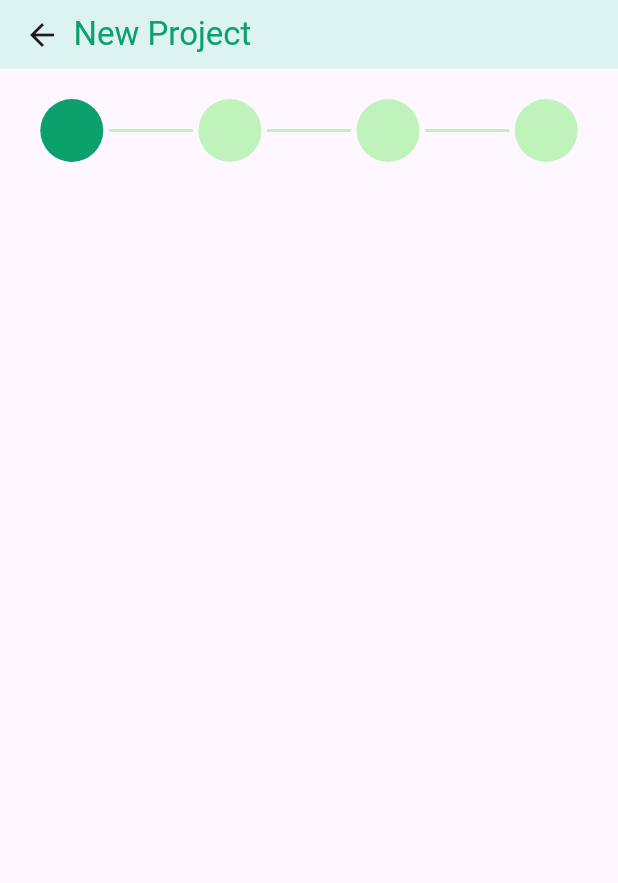
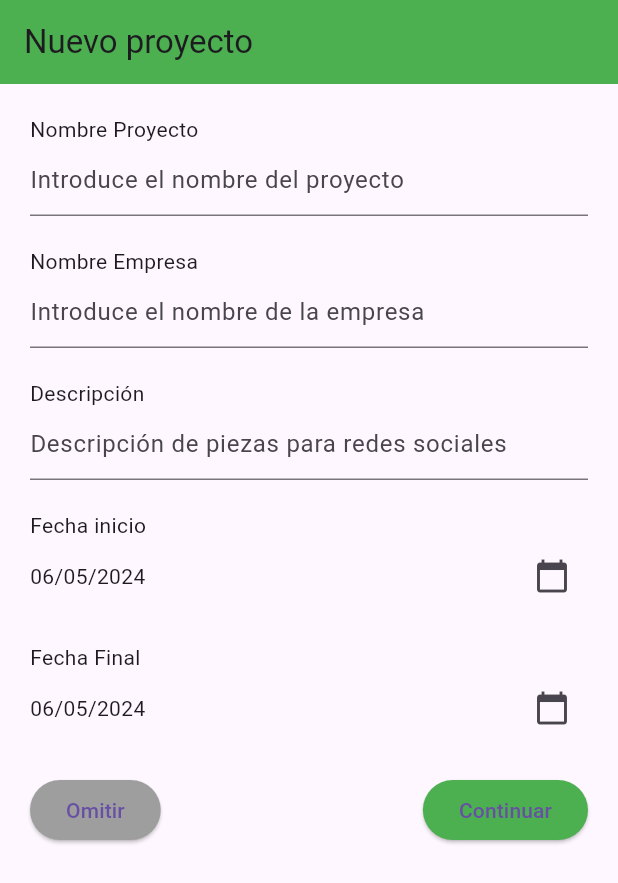
Before and after one commit to salo368/Mobile-Project-Final, a Flutter app: the screen it shows after launch, on a phone screen of 412 x 824 dp. Shown: the top 883 px of the screen. Run offline on Flutter 3.47's test engine with Material 3 defaults, Android fonts, the phone set to English and light mode, and no system bars; our stand-ins replace get.

Commit message:
new project page is working

```diff
--- a/lib/ui/projects/new_project_page.dart
+++ b/lib/ui/projects/new_project_page.dart
@@ -1,39 +1,115 @@
 import 'package:flutter/material.dart';
-import 'package:get/get.dart';
-import 'project_stages_widget.dart';
+import 'package:intl/intl.dart';
 
 class NewProjectPage extends StatefulWidget {
-  const NewProjectPage({Key? key}) : super(key: key);
+  const NewProjectPage({super.key});
 
   @override
-  State<NewProjectPage> createState() => _NewProjectPageState();
+  // ignore: library_private_types_in_public_api
+  _NewProjectPageState createState() => _NewProjectPageState();
 }
 
 class _NewProjectPageState extends State<NewProjectPage> {
+  DateTime startDate = DateTime.now();
+  DateTime endDate = DateTime.now();
+
+  Future<void> _selectDate(BuildContext context, bool isStart) async {
+    final DateTime? picked = await showDatePicker(
+      context: context,
+      initialDate: isStart ? startDate : endDate,
+      firstDate: DateTime(2000),
+      lastDate: DateTime(2025),
+    );
+    if (picked != null) {
+      setState(() {
+        if (isStart) {
+          startDate = picked;
+        } else {
+          endDate = picked;
+        }
+      });
+    }
+  }
+
   @override
   Widget build(BuildContext context) {
     return Scaffold(
       appBar: AppBar(
-        backgroundColor: const Color.fromARGB(255, 228, 255, 245),
-        elevation: 2,
-        title: const Text(
-          "New Project",
-          style: TextStyle(
-            color: Color(0xFF0CA06C),
-            fontFamily: 'Roboto',
-            fontSize: 22,
-          ),
-        ),
-        toolbarHeight: 46,
-        titleSpacing: -7, // Ajusta el margen izquierdo del título
-        leading: IconButton(
-          icon: const Icon(Icons.arrow_back),
-          onPressed: () {
-            Get.toNamed("/projectsPage");
-          },
+        title: const Text('Nuevo proyecto'),
+        backgroundColor: Colors.green,
+      ),
+      body: SingleChildScrollView(
+        padding: const EdgeInsets.all(20),
+        child: Column(
+          crossAxisAlignment: CrossAxisAlignment.start,
+          children: <Widget>[
+            const Text('Nombre Proyecto'),
+            TextFormField(
+              decoration: const InputDecoration(
+                hintText: 'Introduce el nombre del proyecto',
+              ),
+            ),
+            const SizedBox(height: 20),
+            const Text('Nombre Empresa'),
+            TextFormField(
+              decoration: const InputDecoration(
+                hintText: 'Introduce el nombre de la empresa',
+              ),
+            ),
+            const SizedBox(height: 20),
+            const Text('Descripción'),
+            TextFormField(
+              decoration: const InputDecoration(
+                hintText: 'Descripción de piezas para redes sociales',
+              ),
+            ),
+            const SizedBox(height: 20),
+            const Text('Fecha inicio'),
+            Row(
+              mainAxisAlignment: MainAxisAlignment.spaceBetween,
+              children: [
+                Text(DateFormat('dd/MM/yyyy').format(startDate)),
+                IconButton(
+                  icon: const Icon(Icons.calendar_today),
+                  onPressed: () => _selectDate(context, true),
+                ),
+              ],
+            ),
+            const SizedBox(height: 20),
+            const Text('Fecha Final'),
+            Row(
+              mainAxisAlignment: MainAxisAlignment.spaceBetween,
+              children: [
+                Text(DateFormat('dd/MM/yyyy').format(endDate)),
+                IconButton(
+                  icon: const Icon(Icons.calendar_today),
+                  onPressed: () => _selectDate(context, false),
+                ),
+              ],
+            ),
+            const SizedBox(height: 20),
+            Row(
+              mainAxisAlignment: MainAxisAlignment.spaceBetween,
+              children: [
+                ElevatedButton(
+                  onPressed: () {},
+                  style: ElevatedButton.styleFrom(
+                    backgroundColor: Colors.grey,
+                  ), // Aquí se manejaría el evento para omitir
+                  child: const Text('Omitir'),
+                ),
+                ElevatedButton(
+                  onPressed: () {},
+                  style: ElevatedButton.styleFrom(
+                    backgroundColor: Colors.green,
+                  ), // Aquí se manejaría el evento para continuar
+                  child: const Text('Continuar'),
+                ),
+              ],
+            ),
+          ],
         ),
       ),
-      body: const StagesWidget(stage: 1),
     );
   }
 }
--- a/pubspec.yaml
+++ b/pubspec.yaml
@@ -38,6 +38,7 @@ dependencies:
   get: ^4.6.5
   flex_color_scheme: ^7.3.1
   google_fonts: ^4.0.4
+  intl: ^0.19.0
 
 dev_dependencies:
   flutter_test:
```
Also changed, not shown: pubspec.lock.
